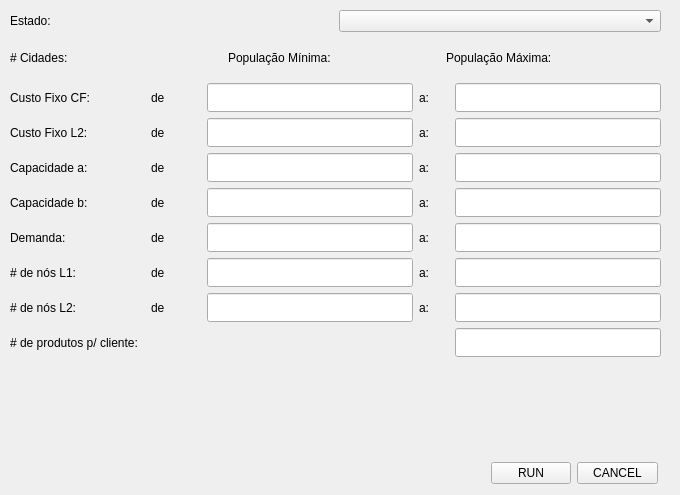
Above: cplexWindow.ui from tulioliveira/trabalho-cplex before the change. Below: the same form after it.
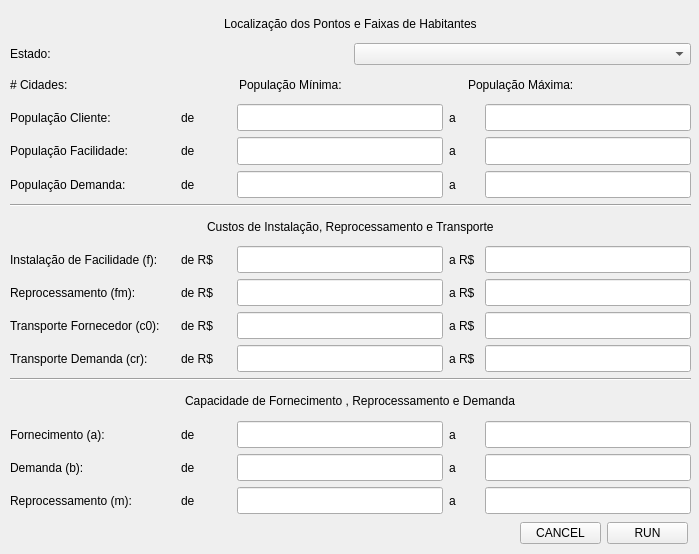
That is the form after the change.

Commit message: CplexWindow Overrall and Validation

Patch:
```diff
--- a/cplexWindow.ui
+++ b/cplexWindow.ui
@@ -6,8 +6,8 @@
    <rect>
     <x>0</x>
     <y>0</y>
-    <width>680</width>
-    <height>495</height>
+    <width>699</width>
+    <height>554</height>
    </rect>
   </property>
   <property name="windowTitle">
@@ -17,20 +17,13 @@
    <widget class="QWidget" name="layoutWidget">
     <property name="geometry">
      <rect>
-      <x>490</x>
-      <y>460</y>
+      <x>520</x>
+      <y>520</y>
       <width>168</width>
       <height>27</height>
      </rect>
     </property>
     <layout class="QHBoxLayout" name="horizontalLayout_10">
-     <item alignment="Qt::AlignRight">
-      <widget class="QPushButton" name="runLabel">
-       <property name="text">
-        <string>RUN</string>
-       </property>
-      </widget>
-     </item>
      <item>
       <widget class="QPushButton" name="cancelLabel">
        <property name="text">
@@ -38,6 +31,13 @@
        </property>
       </widget>
      </item>
+     <item>
+      <widget class="QPushButton" name="runButton">
+       <property name="text">
+        <string>RUN</string>
+       </property>
+      </widget>
+     </item>
     </layout>
    </widget>
    <widget class="QWidget" name="layoutWidget">
@@ -45,11 +45,18 @@
      <rect>
       <x>10</x>
       <y>10</y>
-      <width>651</width>
-      <height>347</height>
+      <width>681</width>
+      <height>504</height>
      </rect>
     </property>
     <layout class="QVBoxLayout" name="verticalLayout">
+     <item alignment="Qt::AlignHCenter">
+      <widget class="QLabel" name="label_29">
+       <property name="text">
+        <string>Localização dos Pontos e Faixas de Habitantes</string>
+       </property>
+      </widget>
+     </item>
      <item>
       <layout class="QHBoxLayout" name="horizontalLayout">
        <item>
@@ -110,12 +117,197 @@
        </item>
       </layout>
      </item>
+     <item>
+      <layout class="QHBoxLayout" name="horizontalLayout_12">
+       <item>
+        <widget class="QLabel" name="label_4">
+         <property name="text">
+          <string>População Cliente: </string>
+         </property>
+        </widget>
+       </item>
+       <item>
+        <widget class="QLabel" name="label_7">
+         <property name="maximumSize">
+          <size>
+           <width>50</width>
+           <height>30</height>
+          </size>
+         </property>
+         <property name="text">
+          <string>de</string>
+         </property>
+        </widget>
+       </item>
+       <item>
+        <widget class="QLineEdit" name="inputSupplyPopMin">
+         <property name="maximumSize">
+          <size>
+           <width>206</width>
+           <height>30</height>
+          </size>
+         </property>
+        </widget>
+       </item>
+       <item>
+        <widget class="QLabel" name="label_8">
+         <property name="maximumSize">
+          <size>
+           <width>30</width>
+           <height>30</height>
+          </size>
+         </property>
+         <property name="text">
+          <string>a</string>
+         </property>
+        </widget>
+       </item>
+       <item>
+        <widget class="QLineEdit" name="inputSupplyPopMax">
+         <property name="maximumSize">
+          <size>
+           <width>206</width>
+           <height>30</height>
+          </size>
+         </property>
+        </widget>
+       </item>
+      </layout>
+     </item>
+     <item>
+      <layout class="QHBoxLayout" name="horizontalLayout_13">
+       <item>
+        <widget class="QLabel" name="label_5">
+         <property name="text">
+          <string>População Facilidade:</string>
+         </property>
+        </widget>
+       </item>
+       <item>
+        <widget class="QLabel" name="label_9">
+         <property name="maximumSize">
+          <size>
+           <width>50</width>
+           <height>30</height>
+          </size>
+         </property>
+         <property name="text">
+          <string>de</string>
+         </property>
+        </widget>
+       </item>
+       <item>
+        <widget class="QLineEdit" name="inputFacilityPopMin">
+         <property name="maximumSize">
+          <size>
+           <width>206</width>
+           <height>29</height>
+          </size>
+         </property>
+        </widget>
+       </item>
+       <item>
+        <widget class="QLabel" name="label_20">
+         <property name="maximumSize">
+          <size>
+           <width>30</width>
+           <height>30</height>
+          </size>
+         </property>
+         <property name="text">
+          <string>a</string>
+         </property>
+        </widget>
+       </item>
+       <item>
+        <widget class="QLineEdit" name="inputFacilityPopMax">
+         <property name="maximumSize">
+          <size>
+           <width>206</width>
+           <height>30</height>
+          </size>
+         </property>
+        </widget>
+       </item>
+      </layout>
+     </item>
+     <item>
+      <layout class="QHBoxLayout" name="horizontalLayout_14">
+       <item>
+        <widget class="QLabel" name="label_6">
+         <property name="text">
+          <string>População Demanda:</string>
+         </property>
+        </widget>
+       </item>
+       <item>
+        <widget class="QLabel" name="label_21">
+         <property name="maximumSize">
+          <size>
+           <width>50</width>
+           <height>30</height>
+          </size>
+         </property>
+         <property name="text">
+          <string>de</string>
+         </property>
+        </widget>
+       </item>
+       <item>
+        <widget class="QLineEdit" name="inputDemandPopMin">
+         <property name="maximumSize">
+          <size>
+           <width>206</width>
+           <height>29</height>
+          </size>
+         </property>
+        </widget>
+       </item>
+       <item>
+        <widget class="QLabel" name="label_26">
+         <property name="maximumSize">
+          <size>
+           <width>30</width>
+           <height>30</height>
+          </size>
+         </property>
+         <property name="text">
+          <string>a</string>
+         </property>
+        </widget>
+       </item>
+       <item>
+        <widget class="QLineEdit" name="inputDemandPopMax">
+         <property name="maximumSize">
+          <size>
+           <width>206</width>
+           <height>29</height>
+          </size>
+         </property>
+        </widget>
+       </item>
+      </layout>
+     </item>
+     <item>
+      <widget class="Line" name="line">
+       <property name="orientation">
+        <enum>Qt::Horizontal</enum>
+       </property>
+      </widget>
+     </item>
+     <item alignment="Qt::AlignHCenter">
+      <widget class="QLabel" name="label_27">
+       <property name="text">
+        <string>Custos de Instalação, Reprocessamento e Transporte</string>
+       </property>
+      </widget>
+     </item>
      <item>
       <layout class="QHBoxLayout" name="horizontalLayout_2">
        <item>
         <widget class="QLabel" name="fixed_cost1">
          <property name="text">
-          <string>Custo Fixo CF:</string>
+          <string>Instalação de Facilidade (f):</string>
          </property>
         </widget>
        </item>
@@ -128,7 +320,7 @@
           </size>
          </property>
          <property name="text">
-          <string>de</string>
+          <string>de R$</string>
          </property>
         </widget>
        </item>
@@ -140,6 +332,12 @@
            <height>29</height>
           </size>
          </property>
+         <property name="inputMask">
+          <string/>
+         </property>
+         <property name="placeholderText">
+          <string/>
+         </property>
         </widget>
        </item>
        <item>
@@ -151,12 +349,69 @@
           </size>
          </property>
          <property name="text">
-          <string>a:</string>
+          <string>a R$</string>
          </property>
         </widget>
        </item>
        <item>
-        <widget class="QLineEdit" name="fixed_cost1_ub">
+        <widget class="QLineEdit" name="input_f_max">
+         <property name="maximumSize">
+          <size>
+           <width>206</width>
+           <height>29</height>
+          </size>
+         </property>
+        </widget>
+       </item>
+      </layout>
+     </item>
+     <item>
+      <layout class="QHBoxLayout" name="horizontalLayout_9">
+       <item>
+        <widget class="QLabel" name="numbernode2">
+         <property name="text">
+          <string>Reprocessamento (fm):</string>
+         </property>
+        </widget>
+       </item>
+       <item>
+        <widget class="QLabel" name="label_24">
+         <property name="maximumSize">
+          <size>
+           <width>50</width>
+           <height>30</height>
+          </size>
+         </property>
+         <property name="text">
+          <string>de R$</string>
+         </property>
+        </widget>
+       </item>
+       <item>
+        <widget class="QLineEdit" name="input_fm_min">
+         <property name="maximumSize">
+          <size>
+           <width>206</width>
+           <height>29</height>
+          </size>
+         </property>
+        </widget>
+       </item>
+       <item>
+        <widget class="QLabel" name="label_25">
+         <property name="maximumSize">
+          <size>
+           <width>30</width>
+           <height>30</height>
+          </size>
+         </property>
+         <property name="text">
+          <string>a R$</string>
+         </property>
+        </widget>
+       </item>
+       <item>
+        <widget class="QLineEdit" name="input_fm_max">
          <property name="maximumSize">
           <size>
            <width>206</width>
@@ -172,7 +427,7 @@
        <item>
         <widget class="QLabel" name="fixed_cost2">
          <property name="text">
-          <string>Custo Fixo L2:</string>
+          <string>Transporte Fornecedor (c0):</string>
          </property>
         </widget>
        </item>
@@ -185,7 +440,7 @@
           </size>
          </property>
          <property name="text">
-          <string>de</string>
+          <string>de R$</string>
          </property>
         </widget>
        </item>
@@ -208,7 +463,7 @@
           </size>
          </property>
          <property name="text">
-          <string>a:</string>
+          <string>a R$</string>
          </property>
         </widget>
        </item>
@@ -224,12 +479,83 @@
        </item>
       </layout>
      </item>
+     <item>
+      <layout class="QHBoxLayout" name="horizontalLayout_8">
+       <item>
+        <widget class="QLabel" name="numbernode1">
+         <property name="text">
+          <string>Transporte Demanda (cr):</string>
+         </property>
+        </widget>
+       </item>
+       <item>
+        <widget class="QLabel" name="label_22">
+         <property name="maximumSize">
+          <size>
+           <width>50</width>
+           <height>30</height>
+          </size>
+         </property>
+         <property name="text">
+          <string>de R$</string>
+         </property>
+        </widget>
+       </item>
+       <item>
+        <widget class="QLineEdit" name="input_cr_min">
+         <property name="maximumSize">
+          <size>
+           <width>206</width>
+           <height>29</height>
+          </size>
+         </property>
+        </widget>
+       </item>
+       <item>
+        <widget class="QLabel" name="label_23">
+         <property name="maximumSize">
+          <size>
+           <width>30</width>
+           <height>30</height>
+          </size>
+         </property>
+         <property name="text">
+          <string>a R$</string>
+         </property>
+        </widget>
+       </item>
+       <item>
+        <widget class="QLineEdit" name="input_cr_max">
+         <property name="maximumSize">
+          <size>
+           <width>206</width>
+           <height>29</height>
+          </size>
+         </property>
+        </widget>
+       </item>
+      </layout>
+     </item>
+     <item>
+      <widget class="Line" name="line_2">
+       <property name="orientation">
+        <enum>Qt::Horizontal</enum>
+       </property>
+      </widget>
+     </item>
+     <item alignment="Qt::AlignHCenter">
+      <widget class="QLabel" name="label_28">
+       <property name="text">
+        <string>Capacidade de Fornecimento , Reprocessamento e Demanda</string>
+       </property>
+      </widget>
+     </item>
      <item>
       <layout class="QHBoxLayout" name="horizontalLayout_4">
        <item>
         <widget class="QLabel" name="capacity1">
          <property name="text">
-          <string>Capacidade a:</string>
+          <string>Fornecimento (a):</string>
          </property>
         </widget>
        </item>
@@ -265,7 +591,7 @@
           </size>
          </property>
          <property name="text">
-          <string>a:</string>
+          <string>a</string>
          </property>
         </widget>
        </item>
@@ -286,7 +612,7 @@
        <item>
         <widget class="QLabel" name="capacity2">
          <property name="text">
-          <string>Capacidade b:</string>
+          <string>Demanda (b):</string>
          </property>
         </widget>
        </item>
@@ -322,7 +648,7 @@
           </size>
          </property>
          <property name="text">
-          <string>a:</string>
+          <string>a</string>
          </property>
         </widget>
        </item>
@@ -343,7 +669,7 @@
        <item>
         <widget class="QLabel" name="demand">
          <property name="text">
-          <string>Demanda:</string>
+          <string>Reprocessamento (m):</string>
          </property>
         </widget>
        </item>
@@ -379,147 +705,12 @@
           </size>
          </property>
          <property name="text">
-          <string>a:</string>
+          <string>a</string>
          </property>
         </widget>
        </item>
        <item>
-        <widget class="QLineEdit" name="demand_ub">
-         <property name="maximumSize">
-          <size>
-           <width>206</width>
-           <height>29</height>
-          </size>
-         </property>
-        </widget>
-       </item>
-      </layout>
-     </item>
-     <item>
-      <layout class="QHBoxLayout" name="horizontalLayout_8">
-       <item>
-        <widget class="QLabel" name="numbernode1">
-         <property name="text">
-          <string># de nós L1:</string>
-         </property>
-        </widget>
-       </item>
-       <item>
-        <widget class="QLabel" name="label_22">
-         <property name="maximumSize">
-          <size>
-           <width>50</width>
-           <height>30</height>
-          </size>
-         </property>
-         <property name="text">
-          <string>de</string>
-         </property>
-        </widget>
-       </item>
-       <item>
-        <widget class="QLineEdit" name="numbernode1_lb">
-         <property name="maximumSize">
-          <size>
-           <width>206</width>
-           <height>29</height>
-          </size>
-         </property>
-        </widget>
-       </item>
-       <item>
-        <widget class="QLabel" name="label_23">
-         <property name="maximumSize">
-          <size>
-           <width>30</width>
-           <height>30</height>
-          </size>
-         </property>
-         <property name="text">
-          <string>a:</string>
-         </property>
-        </widget>
-       </item>
-       <item>
-        <widget class="QLineEdit" name="numbernode1_ub">
-         <property name="maximumSize">
-          <size>
-           <width>206</width>
-           <height>29</height>
-          </size>
-         </property>
-        </widget>
-       </item>
-      </layout>
-     </item>
-     <item>
-      <layout class="QHBoxLayout" name="horizontalLayout_9">
-       <item>
-        <widget class="QLabel" name="numbernode2">
-         <property name="text">
-          <string># de nós L2:</string>
-         </property>
-        </widget>
-       </item>
-       <item>
-        <widget class="QLabel" name="label_24">
-         <property name="maximumSize">
-          <size>
-           <width>50</width>
-           <height>30</height>
-          </size>
-         </property>
-         <property name="text">
-          <string>de</string>
-         </property>
-        </widget>
-       </item>
-       <item>
-        <widget class="QLineEdit" name="numbernode2_lb">
-         <property name="maximumSize">
-          <size>
-           <width>206</width>
-           <height>29</height>
-          </size>
-         </property>
-        </widget>
-       </item>
-       <item>
-        <widget class="QLabel" name="label_25">
-         <property name="maximumSize">
-          <size>
-           <width>30</width>
-           <height>30</height>
-          </size>
-         </property>
-         <property name="text">
-          <string>a:</string>
-         </property>
-        </widget>
-       </item>
-       <item>
-        <widget class="QLineEdit" name="numbernode2_ub">
-         <property name="maximumSize">
-          <size>
-           <width>206</width>
-           <height>29</height>
-          </size>
-         </property>
-        </widget>
-       </item>
-      </layout>
-     </item>
-     <item>
-      <layout class="QHBoxLayout" name="horizontalLayout_7">
-       <item>
-        <widget class="QLabel" name="prodcutsclient">
-         <property name="text">
-          <string># de produtos p/ cliente:</string>
-         </property>
-        </widget>
-       </item>
-       <item>
-        <widget class="QLineEdit" name="productsclient_ub">
+        <widget class="QLineEdit" name="input_m_max">
          <property name="maximumSize">
           <size>
            <width>206</width>
```
Left out of the diff: 20 changed lines with no effect on the pictures. The commit also changes 4 other files.
